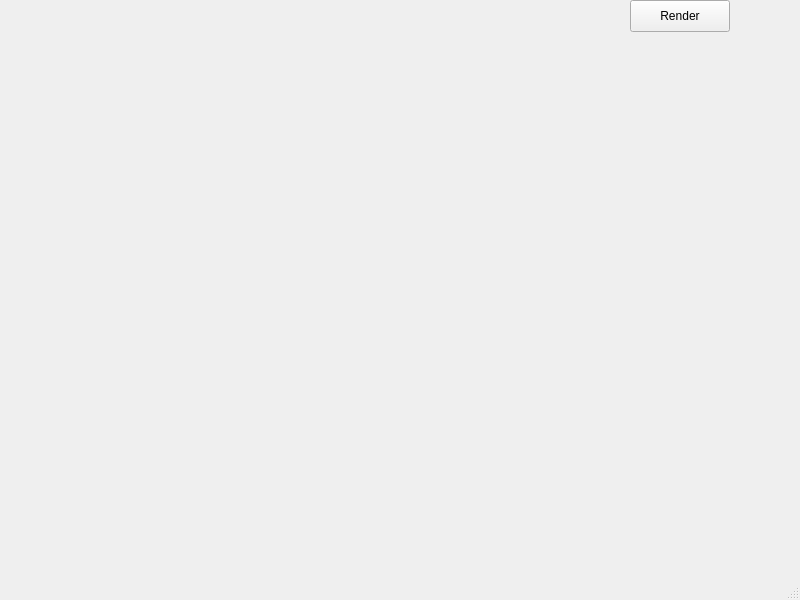
Old version of the form view/mainwindow.ui in the repository s21gcc/3DViewer_CPP_2.0.
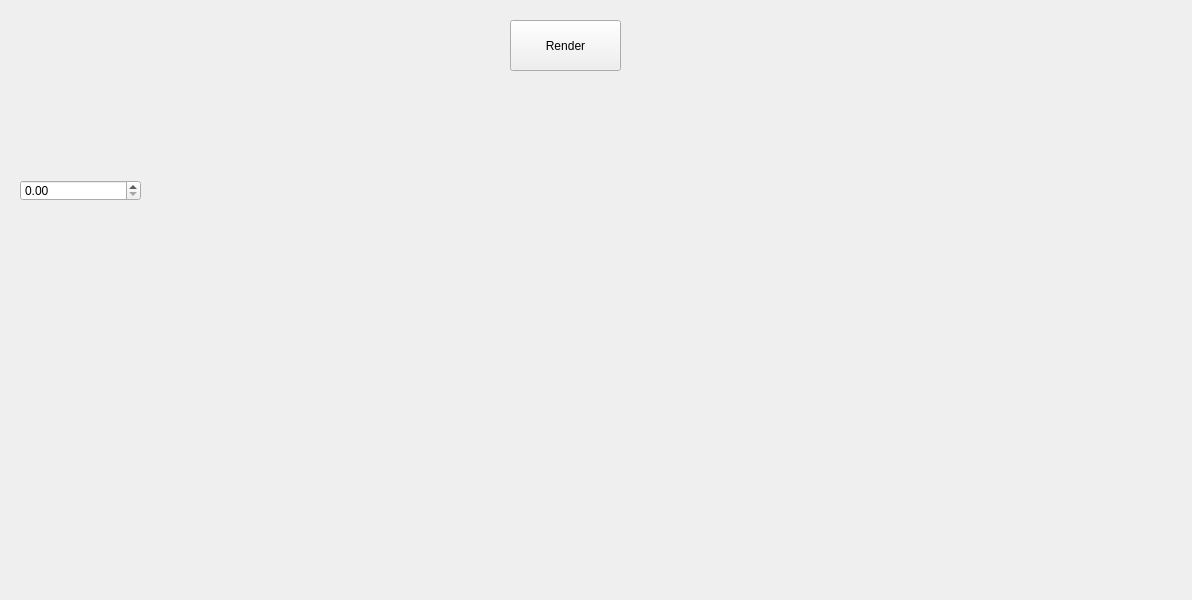
New version of the form. Custom widgets are drawn as their Qt base class.

Diff of the .ui file:
```diff
--- a/view/mainwindow.ui
+++ b/view/mainwindow.ui
@@ -6,7 +6,7 @@
    <rect>
     <x>0</x>
     <y>0</y>
-    <width>800</width>
+    <width>1192</width>
     <height>600</height>
    </rect>
   </property>
@@ -17,38 +17,37 @@
    <widget class="Render" name="widget" native="true">
     <property name="geometry">
      <rect>
-      <x>50</x>
-      <y>120</y>
-      <width>671</width>
-      <height>391</height>
+      <x>170</x>
+      <y>100</y>
+      <width>801</width>
+      <height>431</height>
      </rect>
     </property>
    </widget>
    <widget class="QPushButton" name="render_button">
     <property name="geometry">
      <rect>
-      <x>630</x>
-      <y>0</y>
-      <width>100</width>
-      <height>32</height>
+      <x>510</x>
+      <y>20</y>
+      <width>111</width>
+      <height>51</height>
      </rect>
     </property>
     <property name="text">
      <string>Render</string>
     </property>
    </widget>
+   <widget class="QDoubleSpinBox" name="double_spin_box_scale">
+    <property name="geometry">
+     <rect>
+      <x>20</x>
+      <y>180</y>
+      <width>121</width>
+      <height>21</height>
+     </rect>
+    </property>
+   </widget>
   </widget>
-  <widget class="QMenuBar" name="menubar">
-   <property name="geometry">
-    <rect>
-     <x>0</x>
-     <y>0</y>
-     <width>800</width>
-     <height>24</height>
-    </rect>
-   </property>
-  </widget>
-  <widget class="QStatusBar" name="statusbar"/>
  </widget>
  <customwidgets>
   <customwidget>
```
Left out of the diff: 2 changed lines with no effect on the pictures.
